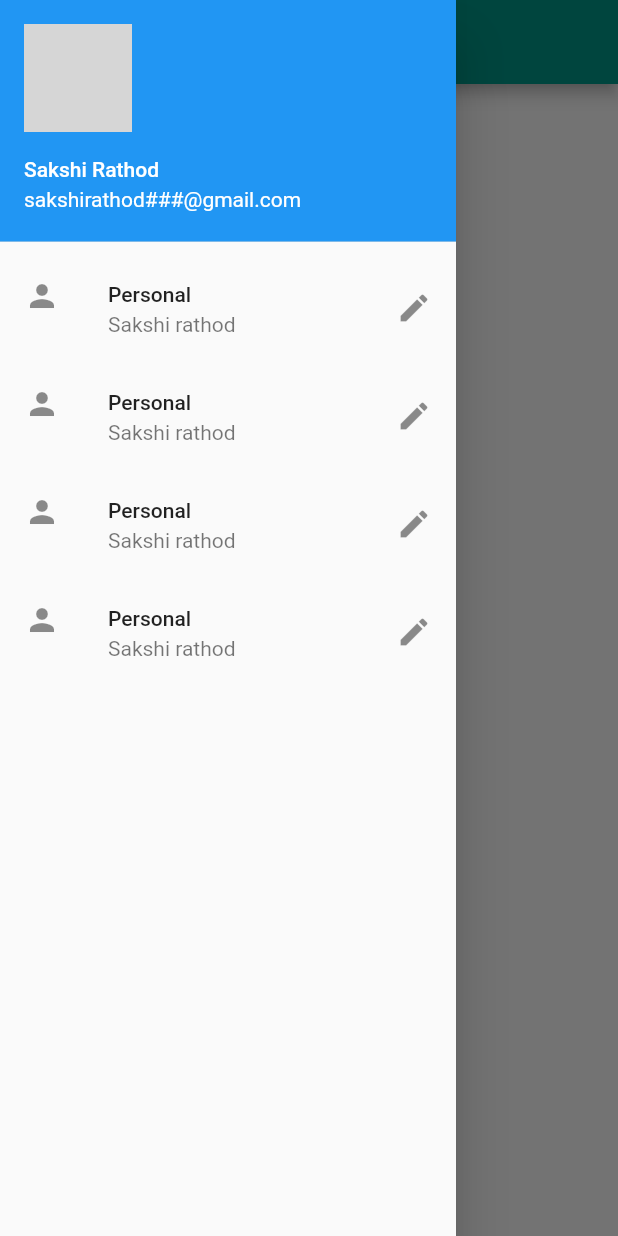
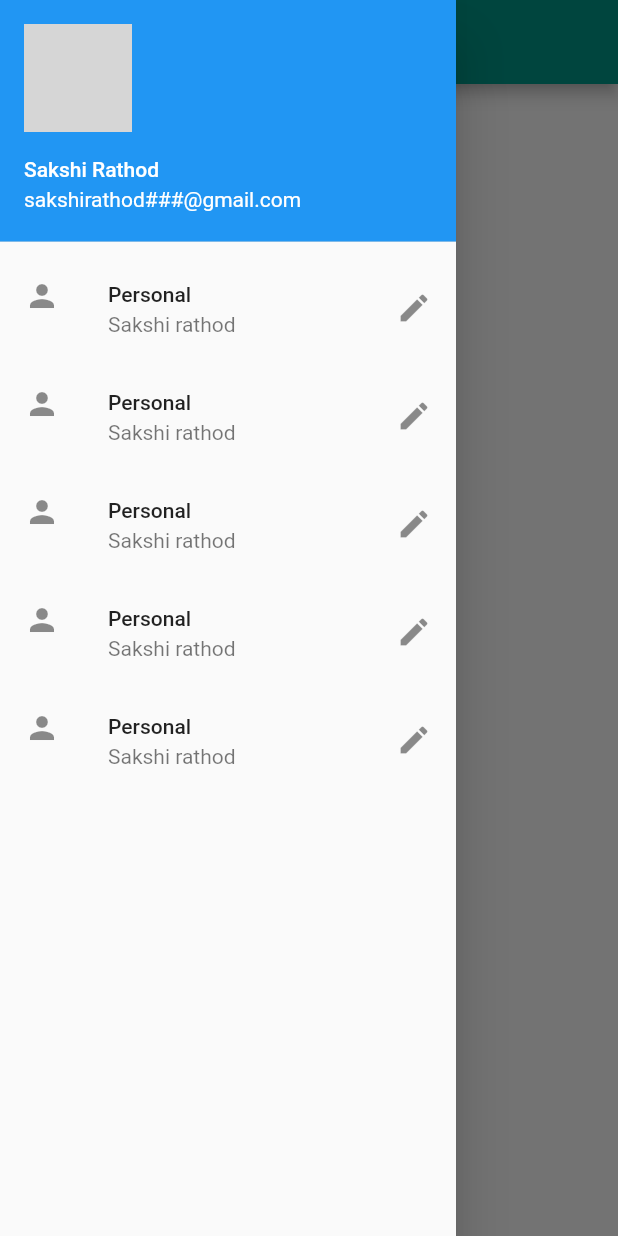
Before and after one commit to SakshiRathod13/fluu, a Flutter app: the screen it shows after launch, with the side drawer open, on a phone screen of 412 x 824 dp. Run offline on Flutter 3.47's test engine with Material 2 defaults, Android fonts, the phone set to English and light mode, and no system bars; network calls fail; grey boxes are pictures that could not be loaded.

Commit message:
new changes

```diff
--- a/flutter_p/lib/main.dart
+++ b/flutter_p/lib/main.dart
@@ -48,6 +48,11 @@ class HomePage extends StatelessWidget {
                 title: Text("Personal"),
                 subtitle: Text("Sakshi rathod"),
                 trailing: Icon(Icons.edit)),
+            ListTile(
+                leading: Icon(Icons.person),
+                title: Text("Personal"),
+                subtitle: Text("Sakshi rathod"),
+                trailing: Icon(Icons.edit)),
           ],
         )));
   }
```
